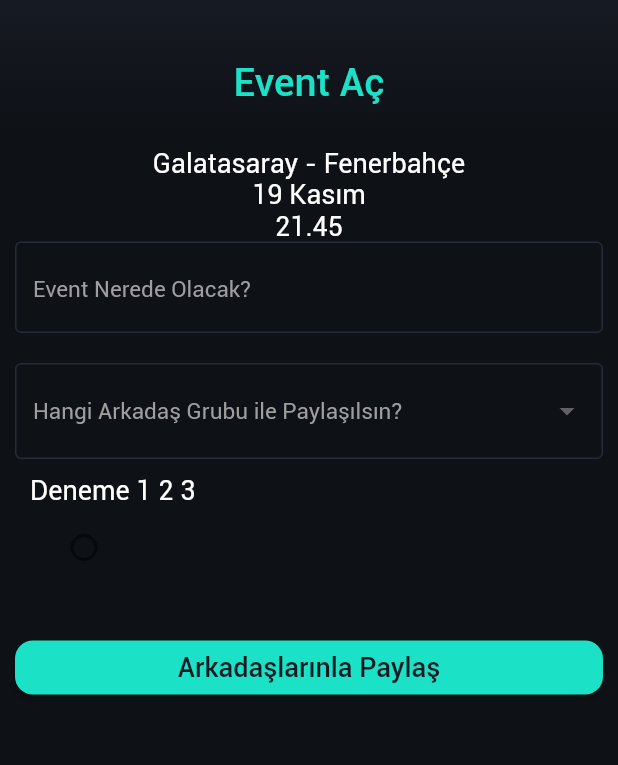
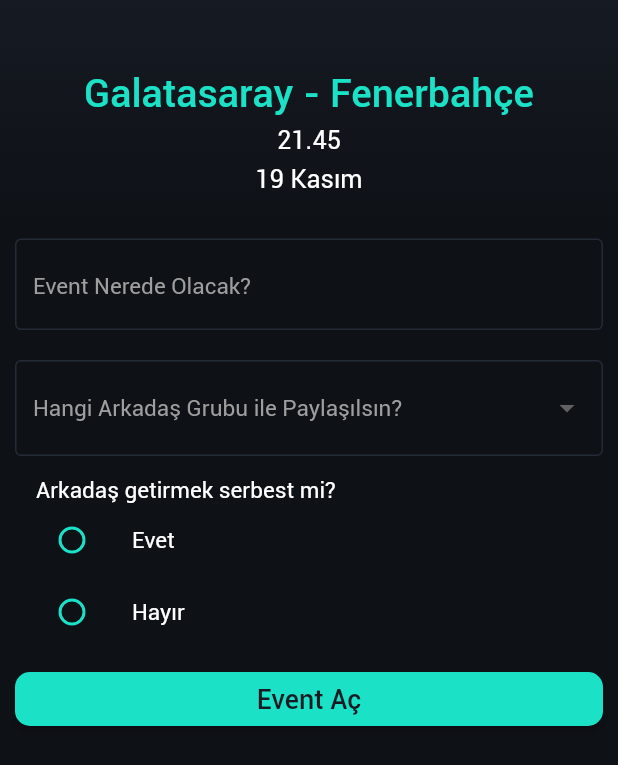
Before and after one commit to derennn/EnjoyTogether, a Flutter app: the CreateEventPage screen opened directly with empty values, on a phone screen of 412 x 824 dp. Shown: the top 765 px of the screen. Run offline on Flutter 3.47's test engine with Material 2 defaults, Android fonts, the light colour scheme and no system bars; our stand-ins replace flutter_riverpod, persistent_bottom_nav_bar.

Commit message:
createEventPage improvements

```diff
--- a/lib/fixture_screen/create_events_page.dart
+++ b/lib/fixture_screen/create_events_page.dart
@@ -48,10 +48,12 @@
   _CreateEventPageState createState() => _CreateEventPageState();
 }
 
+enum radio1 { evet, hayir }
+
 class _CreateEventPageState extends ConsumerState<CreateEventPage> {
-
-  final Map<String, dynamic> girilen = {};
+  final Map<String, dynamic> values = {};
   final _formKey = GlobalKey<FormState>();
+  radio1? _radioSecilen;
 
   @override
   Widget build(BuildContext context) {
@@ -77,138 +79,202 @@
                 children: [
                   const SizedBox(height: 40),
                   Center(
-                    child: Text('Event Aç',
+                    child: RichText(
+                      text: TextSpan(
+                        children: const <TextSpan>[
+                          TextSpan(text: 'Galatasaray - Fenerbahçe'),
+                          TextSpan(text: '\n21.45\n19 Kasım', style: TextStyle(color: Colors.white, fontSize: 17, fontWeight: FontWeight.w400)),
+                        ],
                         style: TextStyle(
                               fontSize: 26,
                               color: neonGreen,
-                            fontWeight: FontWeight.w500)),
+                              fontWeight: FontWeight.w500,
+                              height: 1.5,
+                        ),
+                      ),
+                      textAlign: TextAlign.center,
+                    ),
                   ),
                   const SizedBox(height: 20),
                 ],
               ),
             ),
-            Padding(
+            Expanded(
+              child: SingleChildScrollView(
+                physics: const BouncingScrollPhysics(),
+                child: Padding(
                   padding: const EdgeInsets.symmetric(horizontal: 10, vertical: 8),
                   child: Form(
                     key: _formKey,
-                child: SizedBox(
                     child: Column(
                       mainAxisAlignment: MainAxisAlignment.center,
                       crossAxisAlignment: CrossAxisAlignment.center,
                       children: [
-                      Text('Galatasaray - Fenerbahçe'),
-                      Text('19 Kasım'),
-                      Text('21.45'),
                         TextFormField(
                           style: Theme.of(context).textTheme.bodyMedium,
                           decoration: const InputDecoration(
-                          hintText: 'Event Nerede Olacak?'
-                        ),
+                              hintText: 'Event Nerede Olacak?'),
                           validator: (value) {
-                          if (value?.isNotEmpty == true) {
+                            if (value?.isEmpty == true) {
                               return 'Lokasyon neresi?';
                             }
                           },
                           onSaved: (newValue) {
-                          girilen['lokasyon'] = newValue;
+                            values['lokasyon'] = newValue;
                           },
                         ),
-                      const SizedBox(height: 20,),
+                        const SizedBox(
+                          height: 20,
+                        ),
                         DropdownButtonFormField(
-                        hint: Text('Hangi Arkadaş Grubu ile Paylaşılsın?',
-                        style: const TextStyle(color: Colors.grey, fontSize: 15),
+                          hint: const Text(
+                            'Hangi Arkadaş Grubu ile Paylaşılsın?',
+                            style:
+                                const TextStyle(color: Colors.grey, fontSize: 15),
                           ),
                           decoration: InputDecoration(
                             border: Theme.of(context).inputDecorationTheme.border,
-                          enabledBorder: Theme.of(context).inputDecorationTheme.enabledBorder,
-                          focusedBorder: Theme.of(context).inputDecorationTheme.focusedBorder,
+                            enabledBorder: Theme.of(context)
+                                .inputDecorationTheme
+                                .enabledBorder,
+                            focusedBorder: Theme.of(context)
+                                .inputDecorationTheme
+                                .focusedBorder,
                             hintText: 'Event nerede olacak?',
                           ),
                           dropdownColor: Palette.appSwatch.shade300,
                           items: [
                             DropdownMenuItem(
                               value: 'Arkadaş grubu 1',
-                              child: Text('Arkadaş grubu 1', style: Theme.of(context).textTheme.bodySmall),
+                              child: Text('Arkadaş grubu 1',
+                                  style: Theme.of(context).textTheme.bodySmall),
                             ),
                             DropdownMenuItem(
                               value: 'Arkadaş grubu 2',
-                              child: Text('Arkadaş grubu 2', style: Theme.of(context).textTheme.bodySmall),
+                              child: Text('Arkadaş grubu 2',
+                                  style: Theme.of(context).textTheme.bodySmall),
                             ),
                           ],
-                        value: girilen['arkadasgrubu'],
-                        onChanged: (value) {
-
-                        },
+                          value: values['arkadasGrubu'],
+                          onChanged: (value) {},
                           validator: (value) {
-                          return 'Hangi arkadaş grubuyla paylaşılsın?';
+                            if (value == null) {
+                              return 'Bir arkadaş grubu seç';
+                            }
                           },
                           onSaved: (newValue) {
                             setState(() {
-                            girilen['arkadasgrubu'] = newValue;
+                              values['arkadasGrubu'] = newValue;
                             });
                           },
                         ),
                         FormField(
+                          initialValue: _radioSecilen,
                           builder: (field) {
                             return Padding(
-                              padding: EdgeInsets.all(10),
+                              padding: EdgeInsets.only(top: 14, left: 14),
                               child: Column(
                                 crossAxisAlignment: CrossAxisAlignment.start,
                                 children: [
-                                  Text('Deneme 1 2 3'),
-                                  field.hasError
-                                  ? Text(
-                                    field.errorText!,
-                                    style: TextStyle(color: Colors.red)
-                                  )
-                                  : Container(),
-                                  RadioListTile(
-                                      value: 'value',
-                                      groupValue: 'group value',
+                                  Text('Arkadaş getirmek serbest mi?',
+                                  style: Theme.of(context).textTheme.bodySmall,
+                                  ),
+                                  AnimatedContainer(
+                                    curve: Curves.ease,
+                                        duration: Duration(milliseconds: 300),
+                                        height: field.hasError ? 35 : 0,
+                                        child: AnimatedCrossFade(
+                                          firstChild: Align(
+                                            alignment: Alignment.centerLeft,
+                                            child: Text('${field.errorText}',
+                                                style: TextStyle(color: Colors.red, fontSize: Theme.of(context).textTheme.bodySmall!.fontSize)),
+                                          ),
+                                          secondChild: const SizedBox(),
+                                          crossFadeState: field.hasError ? CrossFadeState.showFirst : CrossFadeState.showSecond,
+                                          duration: Duration(milliseconds: 300),
+                                        ),
+                                      ),
+                                  ListTile(
+                                    contentPadding: EdgeInsets.zero,
+                                    dense: true,
+                                    title: Text('Evet',
+                                    style: Theme.of(context).textTheme.bodySmall,
+                                    ),
+                                    leading: Radio<radio1>(
+                                      fillColor: MaterialStateColor.resolveWith((states) => neonGreen),
+                                      value: radio1.evet,
+                                      groupValue: _radioSecilen,
                                       onChanged: (value) {
-                                        value = value;
+                                        setState(() {
+                                          _radioSecilen = value;
+                                        });
                                       },
                                     ),
-
+                                  ),
+                                  ListTile(
+                                    contentPadding: EdgeInsets.zero,
+                                    dense: true,
+                                    title: Text('Hayır',
+                                      style: Theme.of(context).textTheme.bodySmall,
+                                    ),
+                                    leading: Radio<radio1>(
+                                      fillColor: MaterialStateColor.resolveWith((states) => neonGreen),
+                                      value: radio1.hayir,
+                                      groupValue: _radioSecilen,
+                                      onChanged: (value) {
+                                        setState(() {
+                                          _radioSecilen = value;
+                                        });
+                                      },
+                                    ),
+                                  ),
                                 ],
                               ),
                             );
                           },
                           validator: (value) {
-                          if (value != true ) {
-                            return 'please choose sth';
+                            if (value == null) {
+                              return 'Lütfen birini seçin';
                             }
-                          return null;
                           },
-                      ),
-                    ],
-                  ),
-                ),
-              ),
+                          onSaved: (newValue) {
+                            setState(() {
+                              values['arkadasGetirmekSerbestMi'] = newValue;
+                            });
+                          },
                         ),
                         const SizedBox(height: 10),
                         Material(
                           color: Palette.appSwatch.shade500,
                           child: Hero(
                             tag: widget.index.toString(),
-                child: Padding(
-                  padding: const EdgeInsets.symmetric(horizontal: 10.0),
                             child: ElevatedButton(
                               style: ElevatedButton.styleFrom(
                                   shape: const RoundedRectangleBorder(
-                            borderRadius: BorderRadius.all(Radius.circular(12))),
+                                      borderRadius:
+                                      BorderRadius.all(Radius.circular(10))),
                                   backgroundColor: Color(0xff1be2c7)),
                               onPressed: () {
-                      Navigator.pop(context);
+                                final formState = _formKey.currentState;
+                                if (formState == null) return print('formState == null');
+                                if (formState.validate() == true) {
+                                  formState.save();
+                                  saveFunc(values);
+                                }
                               },
                               child: SizedBox(
                                 width: double.infinity,
                                 child: Text(
-                        'Arkadaşlarınla Paylaş',
+                                  'Event Aç',
                                   style: TextStyle(
                                       color: Palette.appSwatch.shade300, fontSize: 18),
                                   textAlign: TextAlign.center,
                                 ),
+                              ),
+                            ),
+                          ),
+                        ),
+                      ],
                     ),
                   ),
                 ),
@@ -219,4 +285,16 @@
       ),
     );
   }
+
+  void saveFunc (value) {
+    Navigator.pop(context);
+    ScaffoldMessenger.of(context).showSnackBar(
+        SnackBar(
+            content: Text(
+                'Event açıldı! Lokasyon: ${values['lokasyon']}, Arkadaş grubu: ${values['arkadasGrubu']}, Arkadaş getirmek serbest: ${values['arkadasGetirmekSerbestMi'] == radio1.evet ? 'Evet' : 'Hayır'}',
+            ),
+          backgroundColor: Palette.appSwatch.shade700,
+        ),
+    );
     }
+}
```
Lines whose indentation alone changed are shown as unchanged.
